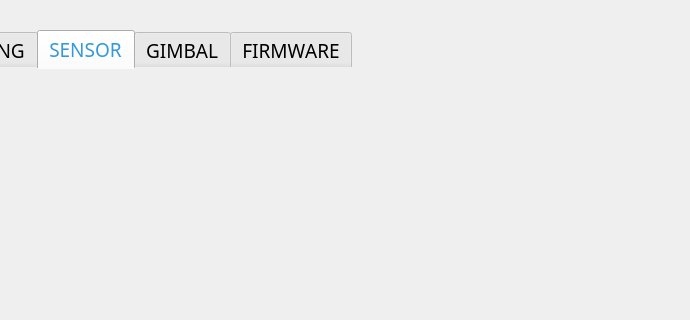
yennhan1211/quadConfig, file mainWidget/mainwidget.ui: the form before one commit; both pictures show x 310 to 1000 and y 0 to 320 of the 1000 by 600 pixel window.
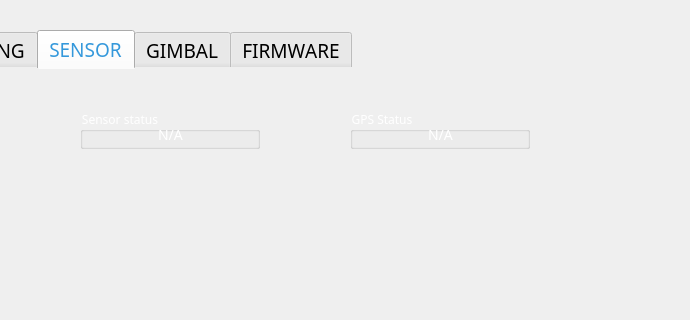
The form after the commit. The open tabs and pages were chosen to show the change. Icons and pictures are not drawn.

Patch:
```diff
--- a/mainWidget/mainwidget.ui
+++ b/mainWidget/mainwidget.ui
@@ -3751,6 +3751,89 @@
       <string/>
      </property>
     </widget>
+    <widget class="QGroupBox" name="groupBox_5">
+     <property name="geometry">
+      <rect>
+       <x>390</x>
+       <y>40</y>
+       <width>180</width>
+       <height>40</height>
+      </rect>
+     </property>
+     <property name="styleSheet">
+      <string notr="true">color:white;
+font-family:UTM-Avo;
+font-size:9;
+</string>
+     </property>
+     <property name="title">
+      <string>Sensor status</string>
+     </property>
+     <widget class="QLabel" name="lbSensorStatus">
+      <property name="geometry">
+       <rect>
+        <x>10</x>
+        <y>18</y>
+        <width>161</width>
+        <height>16</height>
+       </rect>
+      </property>
+      <property name="styleSheet">
+       <string notr="true">QLabel{
+font-size:14px;
+color: white; }</string>
+      </property>
+      <property name="text">
+       <string>N/A</string>
+      </property>
+      <property name="textFormat">
+       <enum>Qt::PlainText</enum>
+      </property>
+      <property name="alignment">
+       <set>Qt::AlignCenter</set>
+      </property>
+     </widget>
+    </widget>
+    <widget class="QGroupBox" name="groupBox_6">
+     <property name="geometry">
+      <rect>
+       <x>660</x>
+       <y>40</y>
+       <width>180</width>
+       <height>40</height>
+      </rect>
+     </property>
+     <property name="styleSheet">
+      <string notr="true">color:white;
+font-family:UTM-Avo;
+font-size:8
+</string>
+     </property>
+     <property name="title">
+      <string>GPS Status</string>
+     </property>
+     <widget class="QLabel" name="lbGPSStatus">
+      <property name="geometry">
+       <rect>
+        <x>10</x>
+        <y>18</y>
+        <width>161</width>
+        <height>16</height>
+       </rect>
+      </property>
+      <property name="styleSheet">
+       <string notr="true">QLabel{
+font-size:14px;
+color: white; }</string>
+      </property>
+      <property name="text">
+       <string>N/A</string>
+      </property>
+      <property name="alignment">
+       <set>Qt::AlignCenter</set>
+      </property>
+     </widget>
+    </widget>
    </widget>
    <widget class="QWidget" name="tabGimbal">
     <attribute name="title">
```
Left out of the diff: 27 changed lines with no effect on the pictures.
